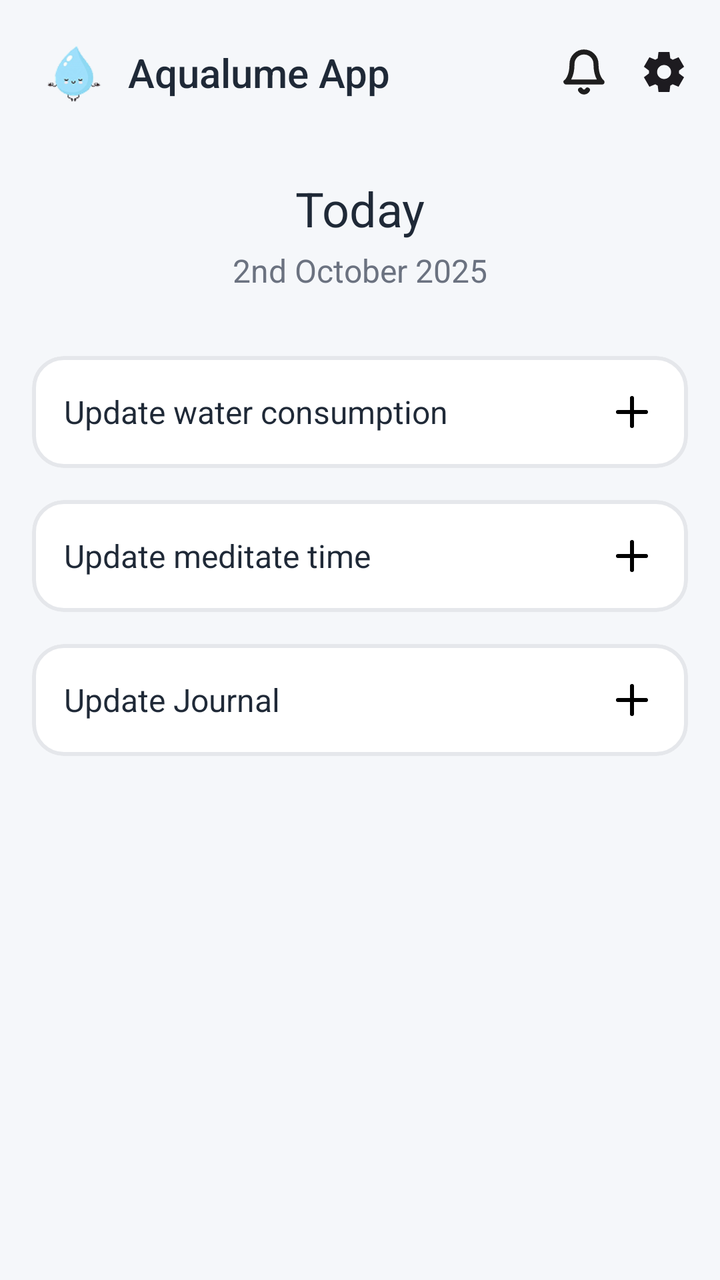
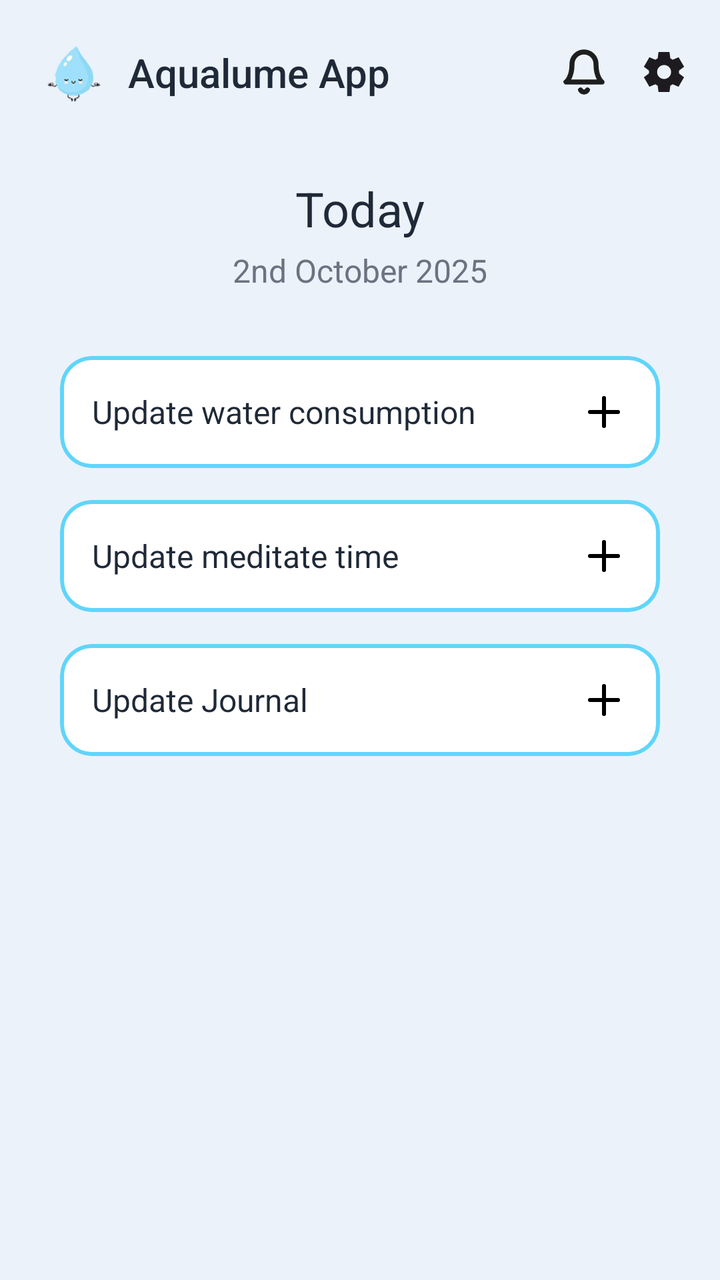

The first picture is an Android layout as it rendered before a commit; the second is the same layout after the commit. The layout source and the unified diff follow.
<!-- AndroidManifest.xml: application theme Theme.AqualumeApp -->
<!-- res/layout/fragment_home.xml -->
<?xml version="1.0" encoding="utf-8"?>
<ScrollView xmlns:android="http://schemas.android.com/apk/res/android"
    xmlns:app="http://schemas.android.com/apk/res-auto"
    android:layout_width="match_parent"
    android:layout_height="match_parent"
    android:background="@color/background"
    android:fillViewport="true">

    <androidx.constraintlayout.widget.ConstraintLayout
        android:layout_width="match_parent"
        android:layout_height="wrap_content"
        android:padding="16dp">

        
        <ImageView
            android:id="@+id/iv_logo"
            android:layout_width="40dp"
            android:layout_height="40dp"
            android:src="@drawable/logo"
            android:contentDescription="@string/app_name"
            app:layout_constraintStart_toStartOf="parent"
            app:layout_constraintTop_toTopOf="parent" />

        <TextView
            android:id="@+id/tv_app_name"
            android:layout_width="wrap_content"
            android:layout_height="wrap_content"
            android:text="@string/app_name"
            android:textSize="20sp"
            android:textColor="@color/primary_text"
            android:fontFamily="sans-serif-medium"
            android:layout_marginStart="8dp"
            app:layout_constraintBottom_toBottomOf="@id/iv_logo"
            app:layout_constraintStart_toEndOf="@id/iv_logo"
            app:layout_constraintTop_toTopOf="@id/iv_logo" />

        <ImageView
            android:id="@+id/iv_notification"
            android:layout_width="24dp"
            android:layout_height="24dp"
            android:src="@drawable/ic_notification"
            android:contentDescription="@string/notificationss"
            android:layout_marginEnd="16dp"
            app:layout_constraintBottom_toBottomOf="@id/iv_logo"
            app:layout_constraintEnd_toStartOf="@id/iv_settings"
            app:layout_constraintTop_toTopOf="@id/iv_logo" />

        <ImageView
            android:id="@+id/iv_settings"
            android:layout_width="24dp"
            android:layout_height="24dp"
            android:src="@drawable/ic_settings"
            android:contentDescription="@string/settingss"
            app:layout_constraintBottom_toBottomOf="@id/iv_logo"
            app:layout_constraintEnd_toEndOf="parent"
            app:layout_constraintTop_toTopOf="@id/iv_logo" />

        
        <TextView
            android:id="@+id/tv_today"
            android:layout_width="wrap_content"
            android:layout_height="wrap_content"
            android:layout_marginTop="32dp"
            android:fontFamily="sans-serif"
            android:text="@string/today"
            android:textColor="@color/primary_text"
            android:textSize="24sp"
            app:layout_constraintEnd_toEndOf="parent"
            app:layout_constraintStart_toStartOf="parent"
            app:layout_constraintTop_toBottomOf="@id/iv_logo" />

        <TextView
            android:id="@+id/tv_date"
            android:layout_width="wrap_content"
            android:layout_height="wrap_content"
            android:text="@string/_2nd_october_2025"
            android:textSize="16sp"
            android:textColor="@color/secondary_text"
            android:layout_marginTop="4dp"
            app:layout_constraintEnd_toEndOf="parent"
            app:layout_constraintStart_toStartOf="parent"
            app:layout_constraintTop_toBottomOf="@id/tv_today" />

        
        <com.google.android.material.card.MaterialCardView
            android:id="@+id/btn_update_water"
            android:layout_width="0dp"
            android:layout_height="wrap_content"
            android:layout_marginTop="32dp"
            app:cardCornerRadius="16dp"
            app:cardElevation="0dp"
            app:strokeWidth="2dp"
            app:strokeColor="@color/card_stroke"
            app:cardBackgroundColor="@color/white"
            app:layout_constraintEnd_toEndOf="parent"
            app:layout_constraintStart_toStartOf="parent"
            app:layout_constraintTop_toBottomOf="@id/tv_date">

            <LinearLayout
                android:layout_width="match_parent"
                android:layout_height="wrap_content"
                android:orientation="horizontal"
                android:padding="16dp"
                android:gravity="center_vertical">

                <TextView
                    android:layout_width="0dp"
                    android:layout_height="wrap_content"
                    android:layout_weight="1"
                    android:text="Update water consumption"
                    android:textSize="16sp"
                    android:textColor="@color/primary_text" />

                <ImageView
                    android:layout_width="24dp"
                    android:layout_height="24dp"
                    android:src="@drawable/ic_add"
                    android:contentDescription="Add" />

            </LinearLayout>

        </com.google.android.material.card.MaterialCardView>

        <com.google.android.material.card.MaterialCardView
            android:id="@+id/btn_update_meditation"
            android:layout_width="0dp"
            android:layout_height="wrap_content"
            android:layout_marginTop="16dp"
            app:cardCornerRadius="16dp"
            app:cardElevation="0dp"
            app:strokeWidth="2dp"
            app:strokeColor="@color/card_stroke"
            app:cardBackgroundColor="@color/white"
            app:layout_constraintEnd_toEndOf="parent"
            app:layout_constraintStart_toStartOf="parent"
            app:layout_constraintTop_toBottomOf="@id/btn_update_water">

            <LinearLayout
                android:layout_width="match_parent"
                android:layout_height="wrap_content"
                android:orientation="horizontal"
                android:padding="16dp"
                android:gravity="center_vertical">

                <TextView
                    android:layout_width="0dp"
                    android:layout_height="wrap_content"
                    android:layout_weight="1"
                    android:text="Update meditate time"
                    android:textSize="16sp"
                    android:textColor="@color/primary_text" />

                <ImageView
                    android:layout_width="24dp"
                    android:layout_height="24dp"
                    android:src="@drawable/ic_add"
                    android:contentDescription="Add" />

            </LinearLayout>

        </com.google.android.material.card.MaterialCardView>

        <com.google.android.material.card.MaterialCardView
            android:id="@+id/btn_update_journal"
            android:layout_width="0dp"
            android:layout_height="wrap_content"
            android:layout_marginTop="16dp"
            app:cardCornerRadius="16dp"
            app:cardElevation="0dp"
            app:strokeWidth="2dp"
            app:strokeColor="@color/card_stroke"
            app:cardBackgroundColor="@color/white"
            app:layout_constraintEnd_toEndOf="parent"
            app:layout_constraintStart_toStartOf="parent"
            app:layout_constraintTop_toBottomOf="@id/btn_update_meditation">

            <LinearLayout
                android:layout_width="match_parent"
                android:layout_height="wrap_content"
                android:orientation="horizontal"
                android:padding="16dp"
                android:gravity="center_vertical">

                <TextView
                    android:layout_width="0dp"
                    android:layout_height="wrap_content"
                    android:layout_weight="1"
                    android:text="Update Journal"
                    android:textSize="16sp"
                    android:textColor="@color/primary_text" />

                <ImageView
                    android:layout_width="24dp"
                    android:layout_height="24dp"
                    android:src="@drawable/ic_add"
                    android:contentDescription="Add" />

            </LinearLayout>

        </com.google.android.material.card.MaterialCardView>

        

    </androidx.constraintlayout.widget.ConstraintLayout>

</ScrollView>
<!-- resources referenced by this layout -->
<resources>
  <color name="background">#F5F7FA</color>
  <color name="card_stroke">#E5E7EB</color>
  <color name="primary_text">#1F2937</color>
  <color name="secondary_text">#6B7280</color>
  <color name="white">#FFFFFFFF</color>
  <!-- drawable ic_add (drawable) -->
  <vector xmlns:android="http://schemas.android.com/apk/res/android"
      android:width="48dp"
      android:height="48dp"
      android:viewportWidth="48"
      android:viewportHeight="48">
    <path
        android:pathData="M24,10V38M10,24H38"
        android:strokeLineJoin="round"
        android:strokeWidth="4"
        android:fillColor="#00000000"
        android:strokeColor="#000000"
        android:strokeLineCap="round"/>
  </vector>
  <!-- drawable ic_notification (drawable) -->
  <vector xmlns:android="http://schemas.android.com/apk/res/android"
      android:width="24dp"
      android:height="24dp"
      android:viewportWidth="24"
      android:viewportHeight="24">
    <path
        android:pathData="M13.73,21C13.554,21.303 13.302,21.555 12.998,21.729C12.695,21.904 12.35,21.997 12,21.997C11.65,21.997 11.305,21.904 11.002,21.729C10.698,21.555 10.446,21.303 10.27,21M18,8C18,6.409 17.368,4.883 16.243,3.757C15.117,2.632 13.591,2 12,2C10.409,2 8.883,2.632 7.757,3.757C6.632,4.883 6,6.409 6,8C6,15 3,17 3,17H21C21,17 18,15 18,8Z"
        android:strokeLineJoin="round"
        android:strokeWidth="2.5"
        android:fillColor="#00000000"
        android:strokeColor="#1E1E1E"
        android:strokeLineCap="round"/>
  </vector>
  <!-- drawable ic_settings (drawable) -->
  <vector xmlns:android="http://schemas.android.com/apk/res/android"
      android:width="24dp"
      android:height="24dp"
      android:viewportWidth="24"
      android:viewportHeight="24">
    <path
        android:pathData="M9.25,22L8.85,18.8C8.634,18.717 8.429,18.617 8.238,18.5C8.046,18.383 7.859,18.258 7.675,18.125L4.7,19.375L1.95,14.625L4.525,12.675C4.509,12.558 4.5,12.446 4.5,12.337V11.663C4.5,11.554 4.509,11.442 4.525,11.325L1.95,9.375L4.7,4.625L7.675,5.875C7.859,5.742 8.05,5.617 8.25,5.5C8.45,5.383 8.65,5.283 8.85,5.2L9.25,2H14.75L15.15,5.2C15.367,5.283 15.571,5.383 15.763,5.5C15.954,5.617 16.142,5.742 16.325,5.875L19.3,4.625L22.05,9.375L19.475,11.325C19.492,11.442 19.5,11.554 19.5,11.663V12.337C19.5,12.446 19.483,12.558 19.45,12.675L22.025,14.625L19.275,19.375L16.325,18.125C16.142,18.258 15.95,18.383 15.75,18.5C15.55,18.617 15.35,18.717 15.15,18.8L14.75,22H9.25ZM12.05,15.5C13.017,15.5 13.842,15.158 14.525,14.475C15.208,13.792 15.55,12.967 15.55,12C15.55,11.033 15.208,10.208 14.525,9.525C13.842,8.842 13.017,8.5 12.05,8.5C11.067,8.5 10.238,8.842 9.563,9.525C8.888,10.208 8.55,11.033 8.55,12C8.55,12.967 8.888,13.792 9.563,14.475C10.238,15.158 11.067,15.5 12.05,15.5Z"
        android:fillColor="#1D1B20"/>
  </vector>
  <!-- drawable logo: png bitmap (drawable, 4577 bytes) -->
  <string name="_2nd_october_2025">2nd October 2025</string>
  <string name="app_name">Aqualume App</string>
  <string name="notificationss">Notifications</string>
  <string name="settingss">Settings</string>
  <string name="today">Today</string>
  <style name="Theme.AqualumeApp" parent="Base.Theme.AqualumeApp" />
  <style name="Base.Theme.AqualumeApp" parent="Theme.Material3.DayNight.NoActionBar">
          
          
      </style>
</resources>

<!-- the commit's change to res/layout/fragment_home.xml (unified diff, before → after) -->
@@ -84,13 +84,13 @@
         
         <com.google.android.material.card.MaterialCardView
             android:id="@+id/btn_update_water"
-            android:layout_width="0dp"
+            android:layout_width="300dp"
             android:layout_height="wrap_content"
             android:layout_marginTop="32dp"
             app:cardCornerRadius="16dp"
             app:cardElevation="0dp"
             app:strokeWidth="2dp"
-            app:strokeColor="@color/card_stroke"
+            app:strokeColor="@color/button_primary"
             app:cardBackgroundColor="@color/white"
             app:layout_constraintEnd_toEndOf="parent"
             app:layout_constraintStart_toStartOf="parent"
@@ -99,23 +99,23 @@
             <LinearLayout
                 android:layout_width="match_parent"
                 android:layout_height="wrap_content"
+                android:gravity="center_vertical"
                 android:orientation="horizontal"
-                android:padding="16dp"
-                android:gravity="center_vertical">
+                android:padding="16dp">
 
                 <TextView
                     android:layout_width="0dp"
                     android:layout_height="wrap_content"
                     android:layout_weight="1"
                     android:text="Update water consumption"
-                    android:textSize="16sp"
-                    android:textColor="@color/primary_text" />
+                    android:textColor="@color/primary_text"
+                    android:textSize="16sp" />
 
                 <ImageView
                     android:layout_width="24dp"
                     android:layout_height="24dp"
-                    android:src="@drawable/ic_add"
-                    android:contentDescription="Add" />
+                    android:contentDescription="Add"
+                    android:src="@drawable/ic_add" />
 
             </LinearLayout>
 
@@ -123,13 +123,13 @@
 
         <com.google.android.material.card.MaterialCardView
             android:id="@+id/btn_update_meditation"
-            android:layout_width="0dp"
+            android:layout_width="300dp"
             android:layout_height="wrap_content"
             android:layout_marginTop="16dp"
             app:cardCornerRadius="16dp"
             app:cardElevation="0dp"
             app:strokeWidth="2dp"
-            app:strokeColor="@color/card_stroke"
+            app:strokeColor="@color/button_primary"
             app:cardBackgroundColor="@color/white"
             app:layout_constraintEnd_toEndOf="parent"
             app:layout_constraintStart_toStartOf="parent"
@@ -162,13 +162,13 @@
 
         <com.google.android.material.card.MaterialCardView
             android:id="@+id/btn_update_journal"
-            android:layout_width="0dp"
+            android:layout_width="300dp"
             android:layout_height="wrap_content"
             android:layout_marginTop="16dp"
             app:cardCornerRadius="16dp"
             app:cardElevation="0dp"
             app:strokeWidth="2dp"
-            app:strokeColor="@color/card_stroke"
+            app:strokeColor="@color/button_primary"
             app:cardBackgroundColor="@color/white"
             app:layout_constraintEnd_toEndOf="parent"
             app:layout_constraintStart_toStartOf="parent"
<!-- resource entries referenced after the edit -->
@@ -1,7 +1,7 @@
 <!-- resources referenced by this layout -->
 <resources>
-  <color name="background">#F5F7FA</color>
-  <color name="card_stroke">#E5E7EB</color>
+  <color name="background">#EBF2FA</color>
+  <color name="button_primary">#60D5FA</color>
   <color name="primary_text">#1F2937</color>
   <color name="secondary_text">#6B7280</color>
   <color name="white">#FFFFFFFF</color>
